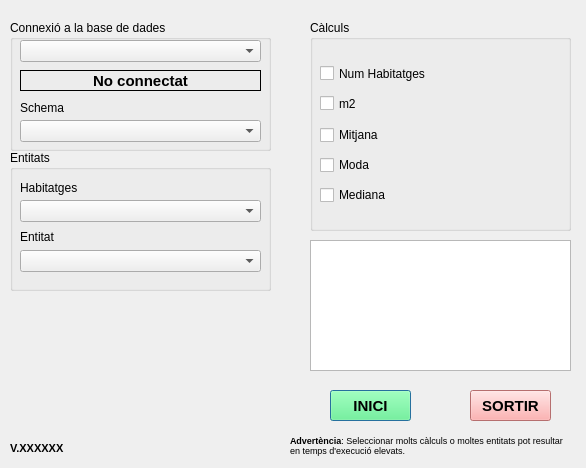
TecnocampusCCU/eficiencia_energetica, file eficiencia_energetica_dialog_base.ui: the form before one commit.
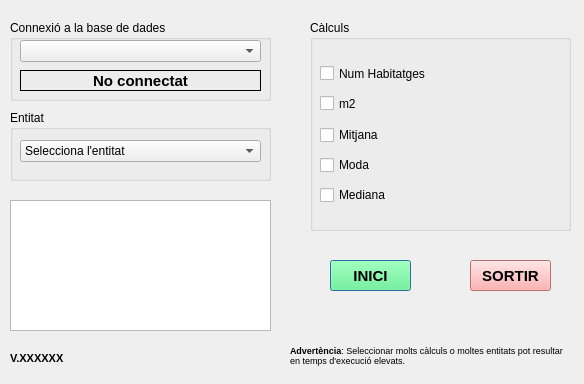
The form after the commit.

Diff of the .ui file:
```diff
--- a/eficiencia_energetica_dialog_base.ui
+++ b/eficiencia_energetica_dialog_base.ui
@@ -6,8 +6,8 @@
    <rect>
     <x>0</x>
     <y>0</y>
-    <width>586</width>
-    <height>468</height>
+    <width>584</width>
+    <height>384</height>
    </rect>
   </property>
   <property name="windowTitle">
@@ -19,7 +19,7 @@
      <x>10</x>
      <y>20</y>
      <width>261</width>
-     <height>131</height>
+     <height>81</height>
     </rect>
    </property>
    <property name="title">
@@ -76,89 +76,24 @@
      <set>Qt::LinksAccessibleByMouse|Qt::TextEditable</set>
     </property>
    </widget>
-   <widget class="QLabel" name="labelSchema">
-    <property name="geometry">
-     <rect>
-      <x>10</x>
-      <y>80</y>
-      <width>55</width>
-      <height>16</height>
-     </rect>
-    </property>
-    <property name="text">
-     <string>Schema</string>
-    </property>
-   </widget>
-   <widget class="QComboBox" name="comboSchema">
-    <property name="geometry">
-     <rect>
-      <x>10</x>
-      <y>100</y>
-      <width>241</width>
-      <height>22</height>
-     </rect>
-    </property>
-    <property name="toolTip">
-     <string>Selecciona l'esquema de la base de dades d'on carregaràs les capes</string>
-    </property>
-   </widget>
   </widget>
   <widget class="QGroupBox" name="groupEntitats">
    <property name="geometry">
     <rect>
      <x>10</x>
-     <y>150</y>
+     <y>110</y>
      <width>261</width>
-     <height>141</height>
+     <height>71</height>
     </rect>
    </property>
    <property name="title">
-    <string>Entitats</string>
+    <string>Entitat</string>
    </property>
-   <widget class="QLabel" name="labelHabitatges">
-    <property name="geometry">
-     <rect>
-      <x>10</x>
-      <y>30</y>
-      <width>61</width>
-      <height>16</height>
-     </rect>
-    </property>
-    <property name="text">
-     <string>Habitatges</string>
-    </property>
-   </widget>
-   <widget class="QLabel" name="labelEntitat">
-    <property name="geometry">
-     <rect>
-      <x>10</x>
-      <y>80</y>
-      <width>47</width>
-      <height>13</height>
-     </rect>
-    </property>
-    <property name="text">
-     <string>Entitat</string>
-    </property>
-   </widget>
-   <widget class="QComboBox" name="comboHabitatges">
-    <property name="geometry">
-     <rect>
-      <x>10</x>
-      <y>50</y>
-      <width>241</width>
-      <height>22</height>
-     </rect>
-    </property>
-    <property name="toolTip">
-     <string>Selecciona la capa d'edificis del teu municipi</string>
-    </property>
-   </widget>
    <widget class="QComboBox" name="comboEntitat">
     <property name="geometry">
      <rect>
       <x>10</x>
-      <y>100</y>
+      <y>30</y>
       <width>241</width>
       <height>22</height>
      </rect>
@@ -166,6 +101,41 @@
     <property name="toolTip">
      <string>Selecciona la capa de parcel·les del teu municipi</string>
     </property>
+    <item>
+     <property name="text">
+      <string>Selecciona l'entitat</string>
+     </property>
+    </item>
+    <item>
+     <property name="text">
+      <string>Parcel·les</string>
+     </property>
+    </item>
+    <item>
+     <property name="text">
+      <string>Illes</string>
+     </property>
+    </item>
+    <item>
+     <property name="text">
+      <string>Seccions</string>
+     </property>
+    </item>
+    <item>
+     <property name="text">
+      <string>Barris</string>
+     </property>
+    </item>
+    <item>
+     <property name="text">
+      <string>Districtes Postals</string>
+     </property>
+    </item>
+    <item>
+     <property name="text">
+      <string>Districtes</string>
+     </property>
+    </item>
    </widget>
   </widget>
   <widget class="QGroupBox" name="groupChecks">
@@ -256,7 +226,7 @@
    <property name="geometry">
     <rect>
      <x>330</x>
-     <y>390</y>
+     <y>260</y>
      <width>81</width>
      <height>31</height>
     </rect>
@@ -694,7 +664,7 @@
    <property name="geometry">
     <rect>
      <x>470</x>
-     <y>390</y>
+     <y>260</y>
      <width>81</width>
      <height>31</height>
     </rect>
@@ -1131,8 +1101,8 @@
   <widget class="QTextEdit" name="textEstat">
    <property name="geometry">
     <rect>
-     <x>310</x>
-     <y>240</y>
+     <x>10</x>
+     <y>200</y>
      <width>261</width>
      <height>131</height>
     </rect>
@@ -1142,7 +1112,7 @@
    <property name="geometry">
     <rect>
      <x>290</x>
-     <y>430</y>
+     <y>340</y>
      <width>281</width>
      <height>31</height>
     </rect>
@@ -1161,7 +1131,7 @@
    <property name="geometry">
     <rect>
      <x>10</x>
-     <y>440</y>
+     <y>350</y>
      <width>91</width>
      <height>16</height>
     </rect>
```
